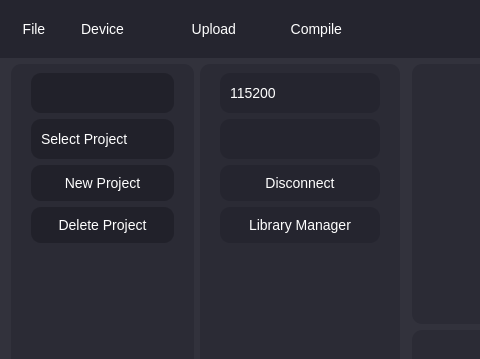
Old version of the form Ui/GraphingUi.ui in the repository OrionAerospaceYT/SideKick; both pictures show x 0 to 480 and y 0 to 359 of the 1026 by 638 pixel window.
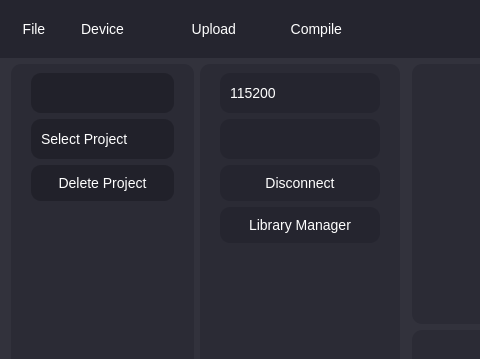
New version of the form. Icons and pictures are not drawn.

Commit message: Removed new_project button

Patch:
```diff
--- a/Ui/GraphingUi.ui
+++ b/Ui/GraphingUi.ui
@@ -682,13 +682,6 @@
            </item>
           </widget>
          </item>
-         <item>
-          <widget class="QPushButton" name="new_project">
-           <property name="text">
-            <string>New Project</string>
-           </property>
-          </widget>
-         </item>
          <item>
           <widget class="QPushButton" name="delete_project">
            <property name="text">
```
The commit also changes 1 other file.
